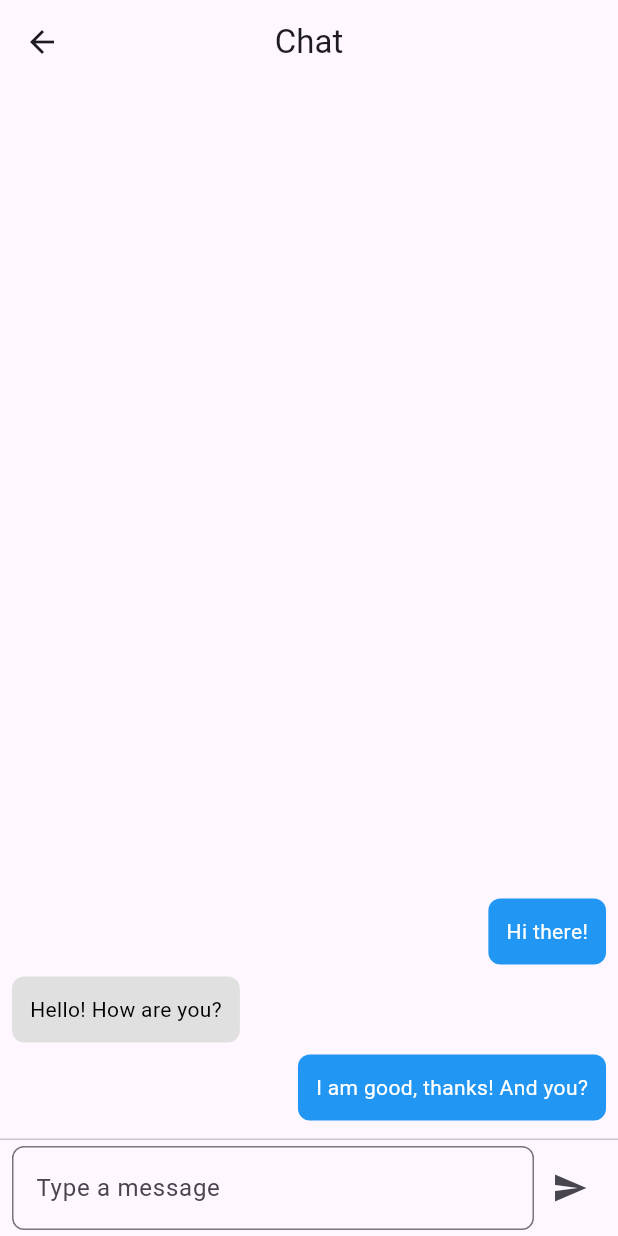
After one commit to billthecoder046/disputeresolverai, a Flutter app: the ChatPage screen opened directly, on a phone screen of 412 x 824 dp. The commit adds this screen. Run offline on Flutter 3.47's test engine with Material 3 defaults, Android fonts, the phone set to English and light mode, and no system bars; our stand-ins replace cloud_firestore, firebase_auth, firebase_core, firebase_storage, gap, get and 1 more; missing offline and left inert: image_picker_web; accounts and stored records are empty.

Commit message:
Created Chat room function

```diff
--- /dev/null
+++ b/lib/screens/chat/logic.dart
@@ -0,0 +1,5 @@
+import 'package:get/get.dart';
+
+class ChatLogic extends GetxController {
+
+}
--- /dev/null
+++ b/lib/screens/chat/view.dart
@@ -0,0 +1,79 @@
+import 'package:flutter/material.dart';
+import 'package:get/get.dart';
+
+import 'logic.dart';
+
+
+class ChatPage extends StatelessWidget {
+  final List<Map<String, dynamic>> messages = [
+    {'text': 'Hi there!', 'isMe': true},
+    {'text': 'Hello! How are you?', 'isMe': false},
+    {'text': 'I am good, thanks! And you?', 'isMe': true},
+  ];
+
+  @override
+  Widget build(BuildContext context) {
+    return Scaffold(
+      appBar: AppBar(
+        title: Text('Chat'),
+        centerTitle: true,
+      ),
+      body: Column(
+        children: [
+          Expanded(
+            child: ListView.builder(
+              padding: const EdgeInsets.all(8.0),
+              reverse: true,
+              itemCount: messages.length,
+              itemBuilder: (context, index) {
+                final message = messages[messages.length - 1 - index];
+                return Align(
+                  alignment:
+                  message['isMe'] ? Alignment.centerRight : Alignment.centerLeft,
+                  child: Container(
+                    margin: const EdgeInsets.symmetric(vertical: 4.0),
+                    padding: const EdgeInsets.all(12.0),
+                    decoration: BoxDecoration(
+                      color: message['isMe'] ? Colors.blue : Colors.grey[300],
+                      borderRadius: BorderRadius.circular(8.0),
+                    ),
+                    child: Text(
+                      message['text'],
+                      style: TextStyle(
+                        color: message['isMe'] ? Colors.white : Colors.black,
+                      ),
+                    ),
+                  ),
+                );
+              },
+            ),
+          ),
+          Divider(height: 1.0),
+          Container(
+            padding: const EdgeInsets.symmetric(horizontal: 8.0, vertical: 4.0),
+            child: Row(
+              children: [
+                Expanded(
+                  child: TextField(
+                    decoration: InputDecoration(
+                      hintText: 'Type a message',
+                      border: OutlineInputBorder(
+                        borderRadius: BorderRadius.circular(8.0),
+                      ),
+                    ),
+                  ),
+                ),
+                IconButton(
+                  icon: Icon(Icons.send),
+                  onPressed: () {
+                    // Add functionality to send a message
+                  },
+                ),
+              ],
+            ),
+          ),
+        ],
+      ),
+    );
+  }
+}
```
Also changed, not shown: lib/screens/home/home_logic.dart (+45 -9 lines), lib/screens/home/home_view.dart (+12 -2 lines), 19 other files.
